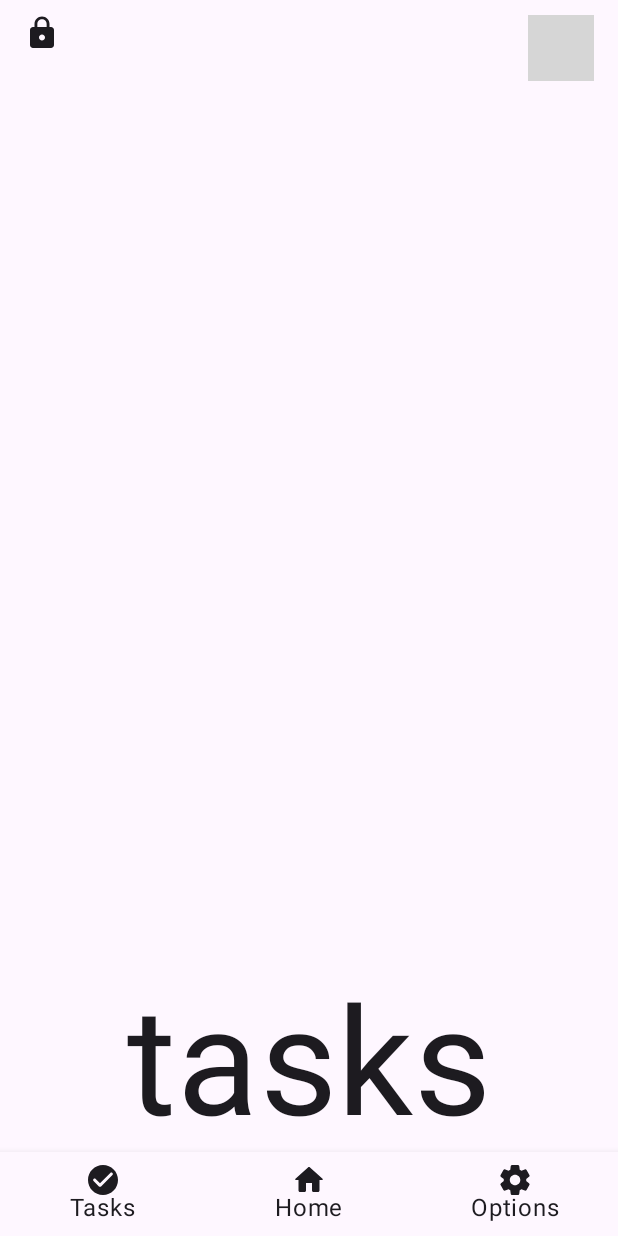
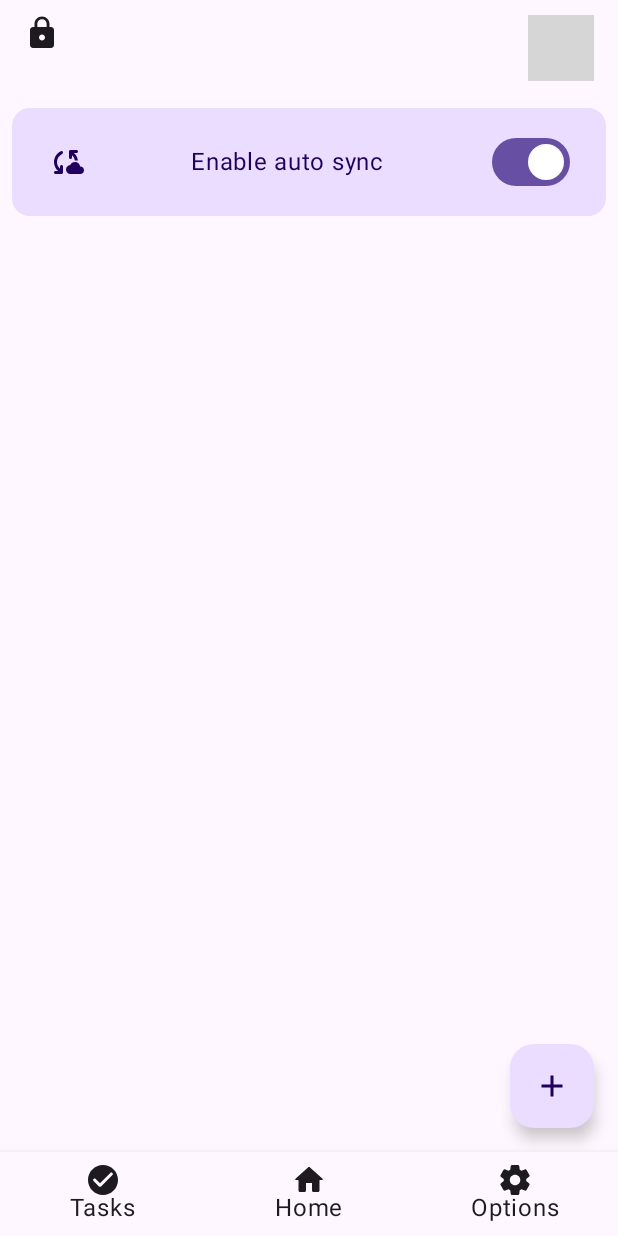
Before and after one commit to DanyaSWorlD/NextSync, an Android app built with Jetpack Compose: the TasksScreen screen opened through its navigation route, on a phone screen of 412 x 824 dp. Run offline under Robolectric (Android 15) with nearby library versions, the phone set to English and light mode, and no system bars; our stand-ins replace Dagger/Hilt's generated code; libraries missing offline, so code that uses them is left out: com.owncloud.android, io.objectbox, io.objectbox.kotlin; pictures from the network do not load; 5 statements that could not run were skipped; grey boxes are pictures that could not be loaded.

Commit message:
Add TasksScreen.kt UI

```diff
--- a/app/src/main/java/com/next/sync/ui/tasks/TasksScreen.kt
+++ b/app/src/main/java/com/next/sync/ui/tasks/TasksScreen.kt
@@ -2,21 +2,110 @@ package com.next.sync.ui.tasks
 
 import androidx.compose.foundation.background
 import androidx.compose.foundation.layout.Box
-import androidx.compose.foundation.layout.fillMaxSize
+import androidx.compose.foundation.layout.Row
+import androidx.compose.foundation.layout.Spacer
+import androidx.compose.foundation.layout.fillMaxWidth
+import androidx.compose.foundation.layout.height
+import androidx.compose.foundation.layout.padding
+import androidx.compose.foundation.lazy.LazyColumn
+import androidx.compose.material.icons.Icons
+import androidx.compose.material.icons.filled.Add
+import androidx.compose.material.icons.rounded.CloudSync
+import androidx.compose.material3.Card
+import androidx.compose.material3.CardDefaults
+import androidx.compose.material3.FloatingActionButton
+import androidx.compose.material3.Icon
 import androidx.compose.material3.MaterialTheme
+import androidx.compose.material3.Scaffold
+import androidx.compose.material3.Switch
 import androidx.compose.material3.Text
 import androidx.compose.runtime.Composable
+import androidx.compose.runtime.getValue
+import androidx.compose.runtime.mutableStateOf
+import androidx.compose.runtime.remember
+import androidx.compose.runtime.setValue
 import androidx.compose.ui.Alignment
 import androidx.compose.ui.Modifier
-import androidx.compose.ui.unit.sp
+import androidx.compose.ui.graphics.vector.rememberVectorPainter
+import androidx.compose.ui.tooling.preview.Preview
+import androidx.compose.ui.unit.dp
+import com.next.sync.ui.theme.AppTheme
 
 @Composable
 fun TasksScreen() {
-    Box(
-        modifier = Modifier.fillMaxSize()
-            .background(MaterialTheme.colorScheme.surface),
-        contentAlignment = Alignment.BottomCenter,
-    ) {
-        Text(text="tasks", fontSize = 100.sp)
+    Scaffold(
+        floatingActionButton = {
+            FloatingActionButton(
+                onClick = { /*TODO*/ },
+            ) {
+                Icon(Icons.Filled.Add, "Floating action button.")
+            }
+        }
+    )
+    { paddingValues ->
+        LazyColumn(Modifier.padding(paddingValues)) {
+            item { Spacer(modifier = Modifier.height(8.dp)) }
+            item { MasterSwitch() }
+            item { Spacer(modifier = Modifier.height(8.dp)) }
+        }
     }
 }
+
+@Composable
+fun MasterSwitch() {
+    Box(modifier = Modifier.padding(start = 8.dp, end = 8.dp)) {
+        Card(
+            modifier = Modifier.fillMaxWidth(),
+            colors = CardDefaults.cardColors(containerColor = MaterialTheme.colorScheme.primaryContainer)
+        ) {
+            Row {
+                Icon(
+                    painter = rememberVectorPainter(Icons.Rounded.CloudSync),
+                    contentDescription = null, // decorative element
+                    modifier = Modifier.padding(24.dp)
+                )
+
+                Box(
+                    modifier = Modifier
+                        .weight(1f)
+                        .height(72.dp),
+                    contentAlignment = Alignment.Center
+                ) {
+                    Text(text = "Enable auto sync")
+                }
+
+                var checked by remember { mutableStateOf(true) }
+
+                Switch(
+                    checked = checked, onCheckedChange = { checked = it },
+                    modifier = Modifier.padding(
+                        start = 24.dp,
+                        end = 24.dp,
+                        top = 12.dp,
+                        bottom = 12.dp
+                    )
+                )
+            }
+        }
+    }
+}
+
+@Composable
+@Preview
+fun DashboardScreenPreview() {
+    AppTheme(false) {
+        Box(Modifier.background(color = MaterialTheme.colorScheme.background)) {
+            TasksScreen()
+        }
+    }
+}
+
+@Composable
+@Preview
+fun DashboardScreenPreviewDark() {
+    AppTheme(true) {
+        Box(Modifier.background(color = MaterialTheme.colorScheme.background)) {
+            TasksScreen()
+        }
+    }
+}
```
